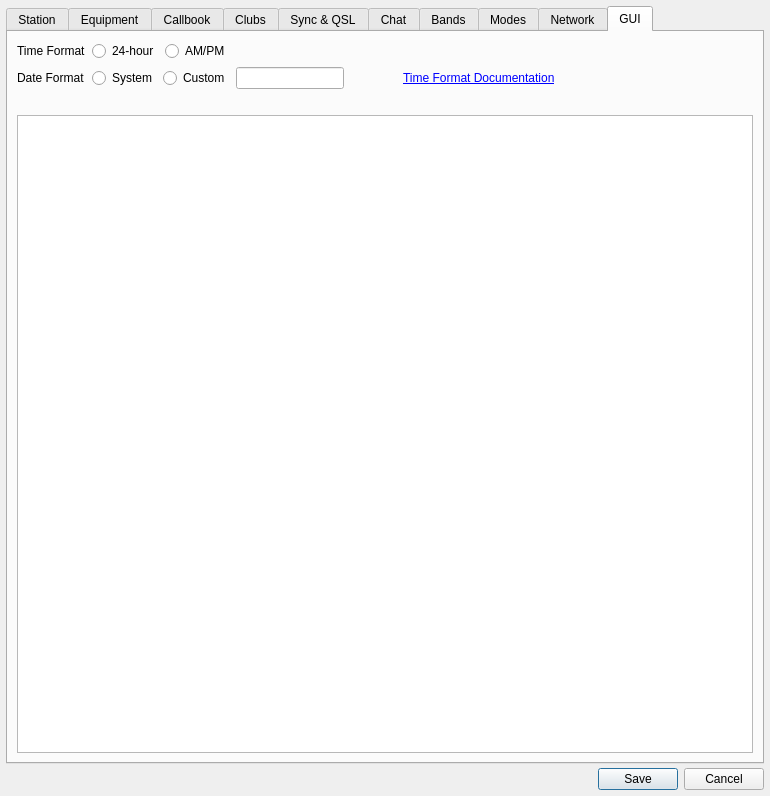
Old version of the form ui/SettingsDialog.ui in the repository foldynl/QLog.
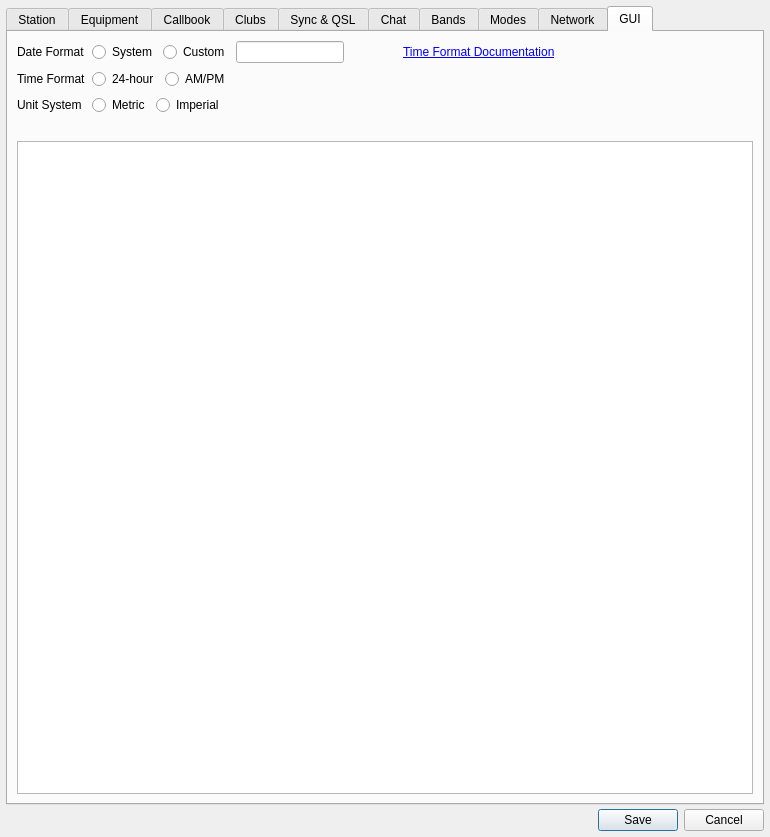
New version of the form. The open tabs and pages were chosen to show the change. Icons and pictures are not drawn. Custom widgets are drawn as their Qt base class.

Commit message: Settings: Added Unit System setting - Metric, Imperial

```diff
--- a/ui/SettingsDialog.ui
+++ b/ui/SettingsDialog.ui
@@ -7,7 +7,7 @@
     <x>0</x>
     <y>0</y>
     <width>770</width>
-    <height>796</height>
+    <height>837</height>
    </rect>
   </property>
   <property name="windowTitle">
@@ -4382,57 +4382,13 @@
        <item>
         <layout class="QFormLayout" name="dateTimeFormatLayout">
          <item row="0" column="0">
-          <widget class="QLabel" name="timeFormatLabel">
-           <property name="text">
-            <string>Time Format</string>
-           </property>
-          </widget>
-         </item>
-         <item row="0" column="1">
-          <layout class="QHBoxLayout" name="horizontalLayout_35">
-           <item>
-            <widget class="QRadioButton" name="timeFormat24RadioButton">
-             <property name="text">
-              <string>24-hour</string>
-             </property>
-             <attribute name="buttonGroup">
-              <string notr="true">buttonGroup</string>
-             </attribute>
-            </widget>
-           </item>
-           <item>
-            <widget class="QRadioButton" name="timeFormat12RadioButton">
-             <property name="text">
-              <string>AM/PM</string>
-             </property>
-             <attribute name="buttonGroup">
-              <string notr="true">buttonGroup</string>
-             </attribute>
-            </widget>
-           </item>
-           <item>
-            <spacer name="horizontalSpacer_3">
-             <property name="orientation">
-              <enum>Qt::Horizontal</enum>
-             </property>
-             <property name="sizeHint" stdset="0">
-              <size>
-               <width>40</width>
-               <height>20</height>
-              </size>
-             </property>
-            </spacer>
-           </item>
-          </layout>
-         </item>
-         <item row="1" column="0">
           <widget class="QLabel" name="dateFormatLabel">
            <property name="text">
             <string>Date Format</string>
            </property>
           </widget>
          </item>
-         <item row="1" column="1">
+         <item row="0" column="1">
           <layout class="QHBoxLayout" name="horizontalLayout_36">
            <item>
             <widget class="QRadioButton" name="dateFormatSystemRadioButton">
@@ -4528,6 +4484,94 @@
            </item>
           </layout>
          </item>
+         <item row="1" column="0">
+          <widget class="QLabel" name="timeFormatLabel">
+           <property name="text">
+            <string>Time Format</string>
+           </property>
+          </widget>
+         </item>
+         <item row="1" column="1">
+          <layout class="QHBoxLayout" name="horizontalLayout_35">
+           <item>
+            <widget class="QRadioButton" name="timeFormat24RadioButton">
+             <property name="text">
+              <string>24-hour</string>
+             </property>
+             <attribute name="buttonGroup">
+              <string notr="true">buttonGroup</string>
+             </attribute>
+            </widget>
+           </item>
+           <item>
+            <widget class="QRadioButton" name="timeFormat12RadioButton">
+             <property name="text">
+              <string>AM/PM</string>
+             </property>
+             <attribute name="buttonGroup">
+              <string notr="true">buttonGroup</string>
+             </attribute>
+            </widget>
+           </item>
+           <item>
+            <spacer name="horizontalSpacer_3">
+             <property name="orientation">
+              <enum>Qt::Horizontal</enum>
+             </property>
+             <property name="sizeHint" stdset="0">
+              <size>
+               <width>40</width>
+               <height>20</height>
+              </size>
+             </property>
+            </spacer>
+           </item>
+          </layout>
+         </item>
+         <item row="2" column="0">
+          <widget class="QLabel" name="unitFormatLabel">
+           <property name="text">
+            <string>Unit System</string>
+           </property>
+          </widget>
+         </item>
+         <item row="2" column="1">
+          <layout class="QHBoxLayout" name="horizontalLayout_38">
+           <item>
+            <widget class="QRadioButton" name="unitFormatMetricRadioButton">
+             <property name="text">
+              <string>Metric</string>
+             </property>
+             <attribute name="buttonGroup">
+              <string notr="true">buttonGroup_3</string>
+             </attribute>
+            </widget>
+           </item>
+           <item>
+            <widget class="QRadioButton" name="unitFormatImperialRadioButton">
+             <property name="text">
+              <string>Imperial</string>
+             </property>
+             <attribute name="buttonGroup">
+              <string notr="true">buttonGroup_3</string>
+             </attribute>
+            </widget>
+           </item>
+           <item>
+            <spacer name="horizontalSpacer_8">
+             <property name="orientation">
+              <enum>Qt::Horizontal</enum>
+             </property>
+             <property name="sizeHint" stdset="0">
+              <size>
+               <width>40</width>
+               <height>20</height>
+              </size>
+             </property>
+            </spacer>
+           </item>
+          </layout>
+         </item>
         </layout>
        </item>
        <item>
```
Left out of the diff: 7 changed lines with no effect on the pictures. The commit also changes 13 other files.
